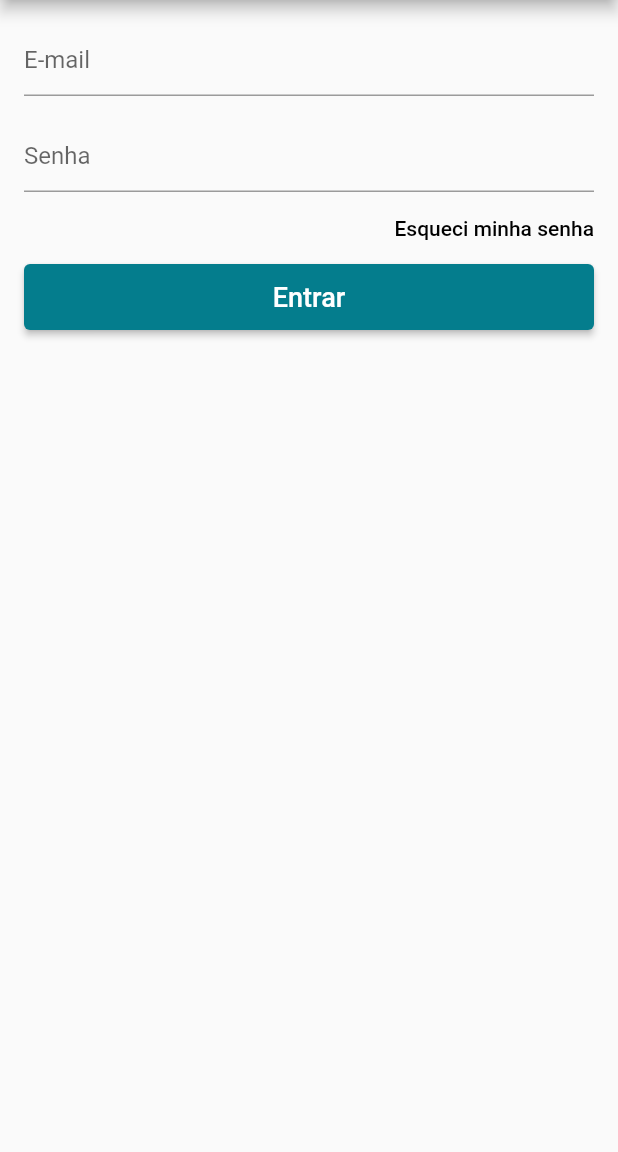
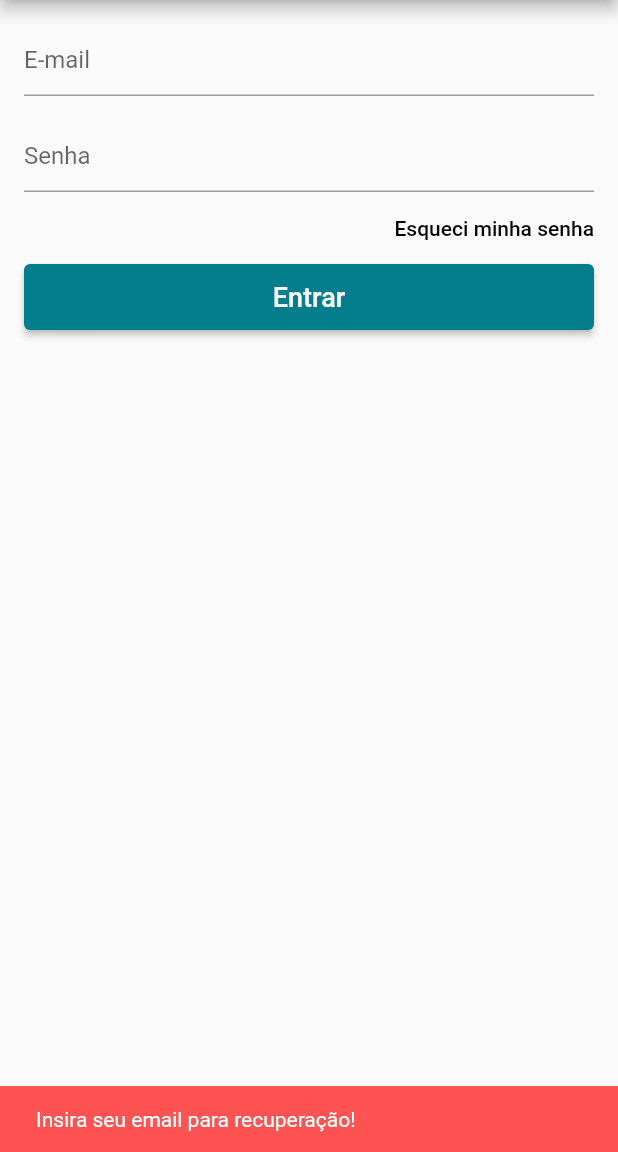
Before and after one commit to gabrielpereira3/loja, a Flutter app: the LoginScreen screen opened directly, after a tap on "Esqueci minha senha", on a phone screen of 412 x 824 dp, the part 84-1236 px from its top. Run offline on Flutter 3.47's test engine with Material 2 defaults, Android fonts, the light colour scheme and no system bars; our stand-ins replace carousel_slider, cloud_firestore, firebase_auth, firebase_core, transparent_image; accounts and stored records are empty.

Commit message:
ultimo commit 08/06

```diff
--- a/lib/models/user_model.dart
+++ b/lib/models/user_model.dart
@@ -80,7 +80,9 @@
     notifyListeners();
   }
 
-  void recoverPass() {}
+  void recoverPassword(String email) {
+    _auth.sendPasswordResetEmail(email: email);
+  }
 
   bool isLoggedIn() {
     return firebaseUser != null;
--- a/lib/screens/login_screen.dart
+++ b/lib/screens/login_screen.dart
@@ -72,7 +72,26 @@
                   style: ButtonStyle(
                       padding: MaterialStateProperty.all<EdgeInsetsGeometry>(
                           EdgeInsets.zero)),
-                  onPressed: () {},
+                  onPressed: () {
+                    if(_emailController.text.isEmpty){
+                      ScaffoldMessenger.of(context).showSnackBar(
+                        const SnackBar(
+                          content: Text("Insira seu email para recuperação!"),
+                          backgroundColor: Colors.redAccent,
+                          duration: Duration(seconds: 2),
+                        ),
+                      );
+                    } else {
+                      model.recoverPassword(_emailController.text);
+                      ScaffoldMessenger.of(context).showSnackBar(
+                        SnackBar(
+                          content: const Text("Confira seu email!"),
+                          backgroundColor: Theme.of(context).primaryColor,
+                          duration: const Duration(seconds: 2),
+                        ),
+                      );
+                    }
+                  },
                   child: const Text(
                     "Esqueci minha senha",
                     style: TextStyle(color: Colors.black),
```
